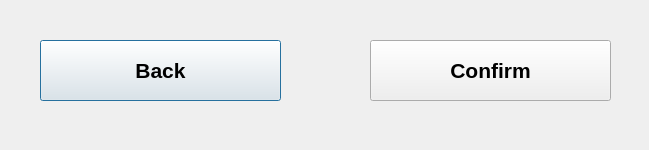
This is RifTravel/Route_confirmation.ui in FedorViest/MSOFT as Qt 5 draws it before an edit. The edited form follows.
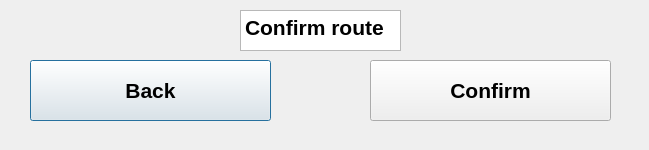
This is the edited form.

Commit message: Finished creating route and saving route into list of saved routes

Patch:
```diff
--- a/RifTravel/Route_confirmation.ui
+++ b/RifTravel/Route_confirmation.ui
@@ -16,8 +16,8 @@
   <widget class="QPushButton" name="Backbtn">
    <property name="geometry">
     <rect>
-     <x>40</x>
-     <y>40</y>
+     <x>30</x>
+     <y>60</y>
      <width>241</width>
      <height>61</height>
     </rect>
@@ -37,7 +37,7 @@
    <property name="geometry">
     <rect>
      <x>370</x>
-     <y>40</y>
+     <y>60</y>
      <width>241</width>
      <height>61</height>
     </rect>
@@ -53,6 +53,26 @@
     <string>Confirm</string>
    </property>
   </widget>
+  <widget class="QTextBrowser" name="textBrowser_2">
+   <property name="geometry">
+    <rect>
+     <x>240</x>
+     <y>10</y>
+     <width>161</width>
+     <height>41</height>
+    </rect>
+   </property>
+   <property name="verticalScrollBarPolicy">
+    <enum>Qt::ScrollBarAlwaysOff</enum>
+   </property>
+   <property name="html">
+    <string>&lt;!DOCTYPE HTML PUBLIC &quot;-//W3C//DTD HTML 4.0//EN&quot; &quot;http://www.w3.org/TR/REC-html40/strict.dtd&quot;&gt;
+&lt;html&gt;&lt;head&gt;&lt;meta name=&quot;qrichtext&quot; content=&quot;1&quot; /&gt;&lt;style type=&quot;text/css&quot;&gt;
+p, li { white-space: pre-wrap; }
+&lt;/style&gt;&lt;/head&gt;&lt;body style=&quot; font-family:'MS Shell Dlg 2'; font-size:8.25pt; font-weight:400; font-style:normal;&quot;&gt;
+&lt;p style=&quot; margin-top:0px; margin-bottom:0px; margin-left:0px; margin-right:0px; -qt-block-indent:0; text-indent:0px;&quot;&gt;&lt;span style=&quot; font-size:16pt; font-weight:600;&quot;&gt;Confirm route&lt;/span&gt;&lt;/p&gt;&lt;/body&gt;&lt;/html&gt;</string>
+   </property>
+  </widget>
  </widget>
  <resources/>
  <connections/>
```
The commit also changes 7 other files.
